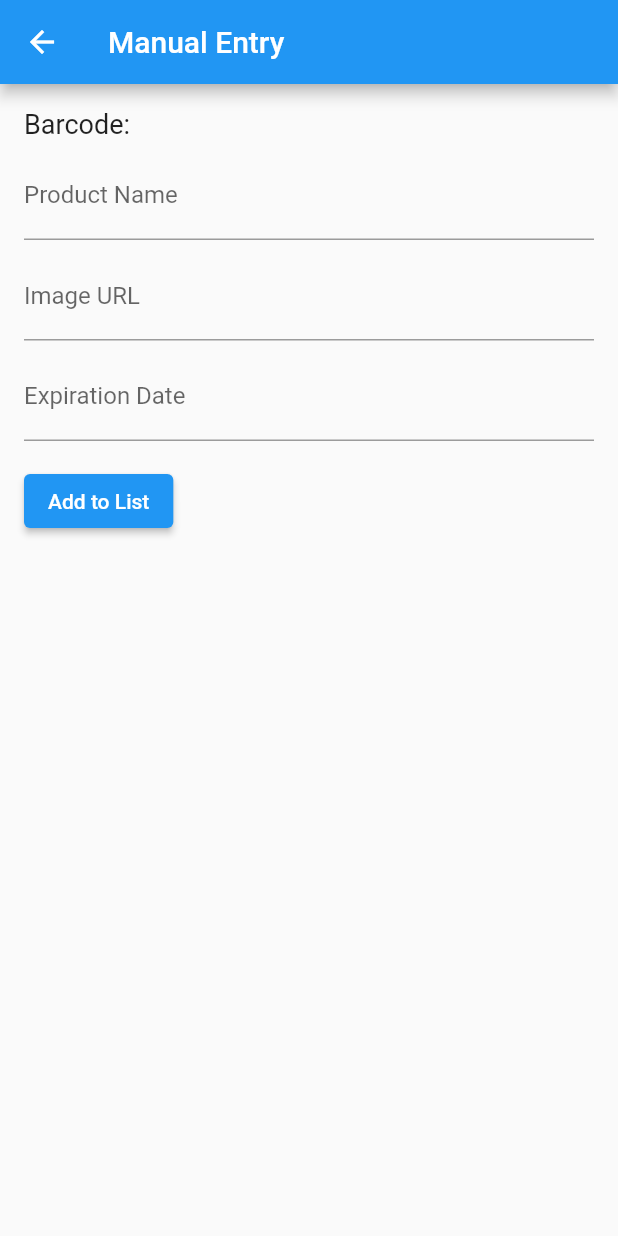
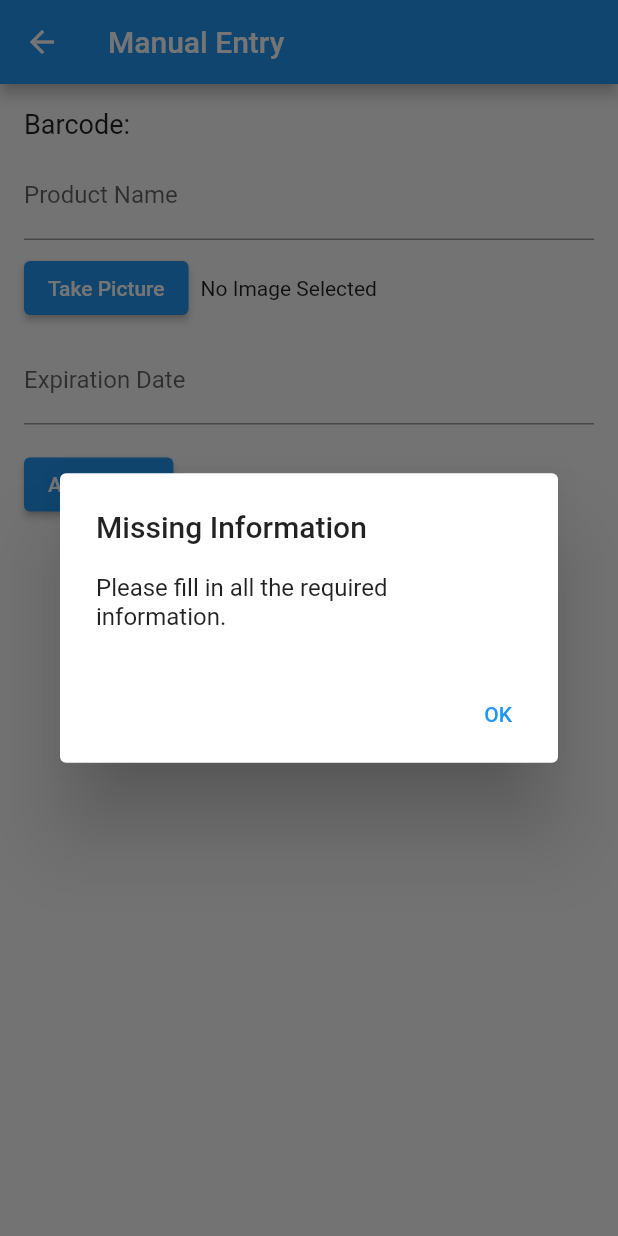
Before and after one commit to That1trumpetguy/Fridge-Gang-, a Flutter app: the ManEnter screen opened directly with empty values, after a tap on "Add to List", on a phone screen of 412 x 824 dp. Run offline on Flutter 3.47's test engine with Material 2 defaults, Android fonts, the phone set to English and light mode, and no system bars; our stand-ins replace cached_network_image, cloud_firestore, device_info, firebase_auth, firebase_core, firebase_database and 5 more; missing offline and left inert: flutter_barcode_scanner, openfoodfacts; accounts and stored records are empty.

Commit message:
Working on the Manual Entry Page
Working on the manual entry page in a separate editor, this is a newer prototype, meant to allow us to add our own pictures to the database

```diff
--- a/lib/pages/ManEnter.dart
+++ b/lib/pages/ManEnter.dart
@@ -1,21 +1,39 @@
 import 'dart:async';
+import 'dart:io';
 import 'package:flutter/material.dart';
 import 'package:flutter/services.dart';
+import 'package:image_picker/image_picker.dart';
 import 'package:flutter_app/helpers/ListItemHelper.dart';
 import 'package:flutter_app/models/ListItem.dart';
-import 'package:flutter_app/pages/SearchBarPopUpPage.dart';
 import 'package:flutter_app/style.dart';
-import 'package:flutter_barcode_scanner/flutter_barcode_scanner.dart';
-import 'package:openfoodfacts/openfoodfacts.dart';
 import 'package:flutter_app/helpers/ListItemHelper.dart';
 import 'package:flutter_app/models/ListItem.dart';
 import 'package:flutter_app/pages/ProdPage.dart';
-import 'package:flutter_app/pages/ManEnter.dart';
 
-class ManEnter extends StatelessWidget {
+class ManEnter extends StatefulWidget {
   final String barcode;
 
   const ManEnter({Key? key, required this.barcode}) : super(key: key);
+
+  @override
+  _ManEnterState createState() => _ManEnterState();
+}
+
+class _ManEnterState extends State<ManEnter> {
+  String? _productName;
+  String? _imagePath;
+  String? _expirationDate;
+
+  Future<void> _takePicture() async {
+    final picker = ImagePicker();
+    final pickedImage = await picker.getImage(source: ImageSource.camera);
+
+    if (pickedImage != null) {
+      setState(() {
+        _imagePath = pickedImage.path;
+      });
+    }
+  }
 
   @override
   Widget build(BuildContext context) {
@@ -29,7 +47,7 @@ class ManEnter extends StatelessWidget {
           crossAxisAlignment: CrossAxisAlignment.start,
           children: [
             Text(
-              'Barcode: $barcode',
+              'Barcode: ${widget.barcode}',
               style: TextStyle(fontSize: 18),
             ),
             SizedBox(height: 8),
@@ -37,50 +55,76 @@ class ManEnter extends StatelessWidget {
               decoration: InputDecoration(
                 labelText: 'Product Name',
               ),
-              // Handle the entered product name
               onChanged: (value) {
-                // Store the entered product name
+                setState(() {
+                  _productName = value;
+                });
               },
             ),
             SizedBox(height: 8),
-            TextFormField(
-              decoration: InputDecoration(
-                labelText: 'Image URL',
+            Row(
+              children: [
+                ElevatedButton(
+                  onPressed: _takePicture,
+                  child: Text('Take Picture'),
                 ),
-              // Handle the entered image URL
-              onChanged: (value) {
-                // Store the entered image URL
-              },
+                SizedBox(width: 8),
+                _imagePath != null
+                    ? Text('Image Selected')
+                    : Text('No Image Selected'),
+              ],
             ),
             SizedBox(height: 8),
             TextFormField(
               decoration: InputDecoration(
                 labelText: 'Expiration Date',
               ),
-              // Handle the entered expiration date
               onChanged: (value) {
-                // Store the entered expiration date
+                setState(() {
+                  _expirationDate = value;
+                });
               },
             ),
             SizedBox(height: 16),
             ElevatedButton(
               onPressed: () {
+                if (_productName != null && _expirationDate != null) {
                   // Create a new ListItem object with the entered details
                   ListItem newItem = ListItem(
-                  itemName: '', // Retrieve the stored product name
-                  imageName: '', // Retrieve the stored image URL
-                  expirationDate: '', // Retrieve the stored expiration date
+                    itemName: _productName!,
+                    imageName: _imagePath ?? '',
+                    expirationDate: _expirationDate!,
                   );
                   // Call the method to add the item to the list
                   ListItemHelper.addItem(
                     'me',
                     'Fridge List',
                     newItem.itemName,
-                  '', //newItem.categories, somehow there is an error here, it does not want to accept foodType or categories
+                    '',
                     newItem.imageName,
                     newItem.expirationDate,
                   );
                   // You can show a confirmation message or take any other action
+                } else {
+                  showDialog(
+                    context: context,
+                    builder: (context) {
+                      return AlertDialog(
+                        title: Text('Missing Information'),
+                        content: Text(
+                            'Please fill in all the required information.'),
+                        actions: [
+                          TextButton(
+                            onPressed: () {
+                              Navigator.pop(context);
+                            },
+                            child: Text('OK'),
+                          ),
+                        ],
+                      );
+                    },
+                  );
+                }
               },
               child: Text('Add to List'),
             ),
```
Lines whose indentation alone changed are shown as unchanged.
